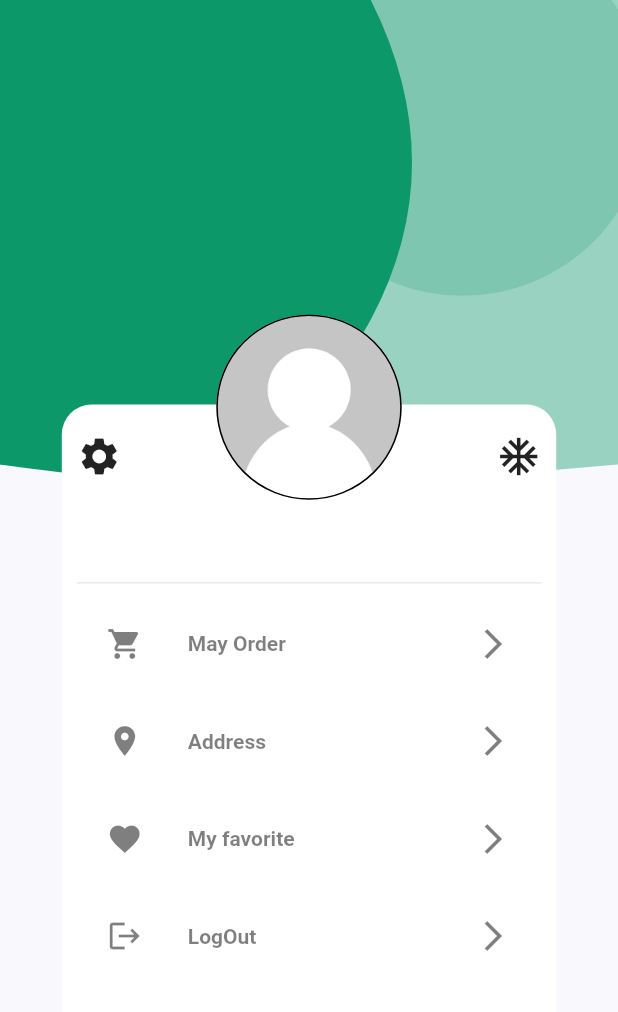
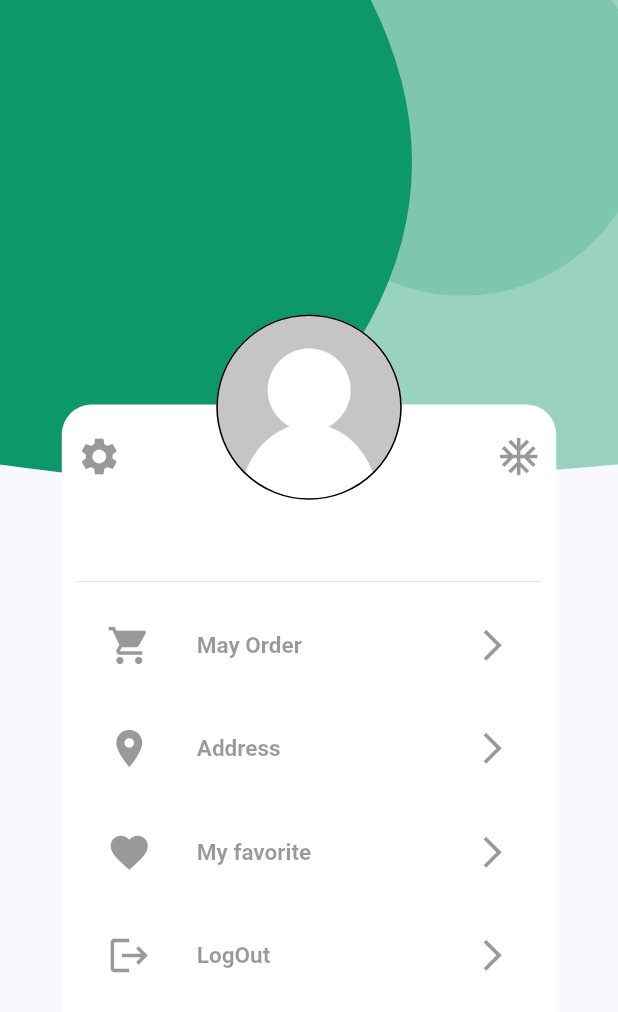
Before and after one commit to hemid32/e-commerce-phone-shope, a Flutter app: the Profile screen opened directly, on a phone screen of 412 x 824 dp. Shown: the top 1012 px of the screen. Run offline on Flutter 3.47's test engine with Material 2 defaults, Android fonts, the phone set to English and light mode, and no system bars; our stand-ins replace bloc, cloud_firestore, firebase_auth, firebase_core, flutter_bloc, flutter_svg and 5 more; accounts and stored records are empty; generated files the repository leaves out were written again; network calls fail; Roboto replaces fonts that are missing (Georgia).

Commit message:
creat dark mode

```diff
--- /dev/null
+++ b/lib/oitil/theme/theme.dart
@@ -0,0 +1,127 @@
+import 'package:flutter/material.dart';
+import 'package:phoneshop/oitil/storeageManage/storageManage.dart';
+
+import '../../constant.dart';
+
+
+ThemeData themeLigth = ThemeData(
+// Define the default brightness and colors.
+  primaryColor: kPrimaryColor,
+  scaffoldBackgroundColor: kBackgroundColor,
+  primarySwatch: Colors.blue,
+  brightness: Brightness.light,
+  cardColor: Colors.transparent ,
+  accentColor: Colors.white,
+
+  buttonColor: Colors.black.withOpacity(0.090) ,
+
+
+// Define the default font family.
+  fontFamily: 'Georgia',
+  iconTheme: IconThemeData(
+      color: Colors.black.withOpacity(0.4) ,
+      size: 30
+  ),
+  //primaryColorDark: Color(0xFFFF090A1F),
+
+
+// Define the default TextTheme. Use this to specify the default
+// text styling for headlines, titles, bodies of text, and more.
+  textTheme: TextTheme(
+    button: TextStyle(fontSize: 15 , fontWeight: FontWeight.bold , color: Colors.black.withOpacity(0.4)),
+    headline1: TextStyle(fontSize: 18.0, fontWeight: FontWeight.bold , color: Colors.black.withOpacity(0.6)),
+    headline6: TextStyle(fontSize: 36.0, fontStyle: FontStyle.italic),
+    bodyText2: TextStyle(fontSize: 14.0 , color: Colors.black.withOpacity(0.3)),
+    headline2:  TextStyle(fontSize: 20.0, fontWeight: FontWeight.bold , color: Colors.black.withOpacity(0.6)),
+
+  ),
+);
+ThemeData themeDark = ThemeData(
+// Define the default brightness and colors.
+  primaryColor: kPrimaryColor,
+  scaffoldBackgroundColor:  Color(0xFF1C1C28),
+  brightness: Brightness.dark,
+  //primaryColorDark: Color(0xFF1C1C28),
+  backgroundColor: Color(0xFF1C1C28),
+  accentColor: Color(0xFF28293D),
+
+  cardColor: Color(0xFF28293D) ,
+  buttonColor: Colors.white.withOpacity(0.090) ,
+
+
+
+
+  iconTheme: IconThemeData(
+    color: Colors.white ,
+    size: 30
+  ),
+
+  //primarySwatch: Colors.black,
+// Define the default font family.
+  fontFamily: 'Georgia',
+
+// Define the default TextTheme. Use this to specify the default
+// text styling for headlines, titles, bodies of text, and more.
+  textTheme: TextTheme(
+    button: TextStyle(fontSize: 15 , fontWeight: FontWeight.bold , color: Colors.white),
+    headline1: TextStyle(fontSize: 18.0, fontWeight: FontWeight.bold , color: Colors.white),
+    headline6: TextStyle(fontSize: 36.0, fontStyle: FontStyle.italic),
+    bodyText2: TextStyle(fontSize: 14.0 , color: Colors.white.withOpacity(0.3)),
+    headline2:  TextStyle(fontSize: 20.0, fontWeight: FontWeight.bold , color:  Colors.white),
+  ),
+);
+
+
+class ThemeManage  {
+  /*
+  final darkTheme = ThemeData(
+    primarySwatch: Colors.grey,
+    primaryColor: Colors.black,
+    brightness: Brightness.dark,
+    backgroundColor: const Color(0xFF212121),
+    accentColor: Colors.white,
+    accentIconTheme: IconThemeData(color: Colors.black),
+    dividerColor: Colors.black12,
+  );
+
+  final lightTheme = ThemeData(
+    primarySwatch: Colors.grey,
+    primaryColor: Colors.white,
+    brightness: Brightness.light,
+    backgroundColor: const Color(0xFFE5E5E5),
+    accentColor: Colors.black,
+    accentIconTheme: IconThemeData(color: Colors.white),
+    dividerColor: Colors.white54,
+  );
+
+   */
+
+  //ThemeData _themeData;
+  //ThemeData getTheme() => _themeData;
+  /*
+  ThemeNotifier() {
+    StorageManager.readData('themeMode').then((value) {
+      print('value read from storage: ' + value.toString());
+      var themeMode = value ?? 'light';
+      if (themeMode == 'light') {
+        _themeData = themeLigth;
+      } else {
+        print('setting dark theme');
+        _themeData = themeDark;
+      }
+      notifyListeners();
+    });
+  }
+
+   */
+
+  void setDarkMode() async {
+    //_themeData = themeLigth;
+    StorageManager.saveData('themeMode', 'dark');
+  }
+
+  void setLightMode() async {
+    //_themeData = themeDark;
+    StorageManager.saveData('themeMode', 'light');
+  }
+}
--- a/lib/screens/homescreen/componants/costom_listTile.dart
+++ b/lib/screens/homescreen/componants/costom_listTile.dart
@@ -13,18 +13,19 @@ class CostomListTile extends StatelessWidget {
     return GestureDetector(
       onTap: onTap,
       child: Container(
-        margin: EdgeInsets.symmetric(horizontal:  20),
+        margin: EdgeInsets.symmetric(horizontal:  20 , vertical: 2),
         height:  65,
         width:  double.infinity,
+        decoration: BoxDecoration(
+          color: Theme.of(context).cardColor
+        ),
         child: Row(
           children: [
-            Icon(icon , color: Colors.black.withOpacity(0.5), ) ,
+            Icon(icon ,  color:  Theme.of(context).iconTheme.color, ) ,
             SizedBox(width: 30,) ,
-            Text('$title ' , style: Theme.of(context).textTheme.button.copyWith(
-                color: Colors.black.withOpacity(0.5)
-            ),) ,
+            Text('$title ' , style: Theme.of(context).textTheme.button,) ,
             Spacer() ,
-            Icon(Icons.arrow_forward_ios , color: Colors.black.withOpacity(0.5),)
+            Icon(Icons.arrow_forward_ios , color:  Theme.of(context).iconTheme.color, size: 25,)
 
           ],
         ),
--- a/lib/screens/homescreen/componants/item_cards_phones.dart
+++ b/lib/screens/homescreen/componants/item_cards_phones.dart
@@ -100,7 +100,7 @@ class CardPhoneItems extends StatelessWidget {
             width:  size.width /  2 -10 ,
             height:  310 ,
             decoration:  BoxDecoration(
-              color:  Colors.white ,
+              color:  Theme.of(context).accentColor ,
               borderRadius: BorderRadius.circular(20) ,
 
             ),
@@ -176,10 +176,8 @@ class CardPhoneItems extends StatelessWidget {
                               text:  '$title\n ' , style:  Theme.of(context).textTheme.button
                           ) ,
                           TextSpan(
-                              text: '$descreption ' , style: Theme.of(context).textTheme.button.copyWith(
-                            color: Colors.black.withOpacity(0.23) ,
+                              text:  descreption.length < 15 ?'$descreption' : '${descreption.substring(0,15)} ...' , style: Theme.of(context).textTheme.button
 
-                          )
                           ) ,
                         ]
                     )) ,
--- a/lib/screens/homescreen/componants/itemsMenu.dart
+++ b/lib/screens/homescreen/componants/itemsMenu.dart
@@ -95,7 +95,7 @@ class ItemMenu extends StatelessWidget {
               style: Theme.of(context)
                   .textTheme
                   .button
-                  .copyWith(color: Colors.black.withOpacity(0.5)))
+                 )
         ],
       ),
     );
--- a/lib/screens/homescreen/componants/search_and_icon_menu.dart
+++ b/lib/screens/homescreen/componants/search_and_icon_menu.dart
@@ -22,7 +22,7 @@ class SearchAndIconMenu extends StatelessWidget {
             height: 40,
             width: size.width * 0.75,
             decoration: BoxDecoration(
-                color: Colors.black.withOpacity(0.090),
+                color:  Theme.of(context).buttonColor,// Colors.black.withOpacity(0.090),
                 borderRadius: BorderRadius.circular(20)),
             child: Row(
               children: [
@@ -30,7 +30,7 @@ class SearchAndIconMenu extends StatelessWidget {
                   'assets/icons/search.svg',width: 40,
                 ),
                 SizedBox(width: 5,) ,
-                Text('Search' , style: Theme.of(context).textTheme.button.copyWith(color: Colors.black.withOpacity(0.3)),) ,
+                Text('Search' , style: Theme.of(context).textTheme.bodyText2,) ,
               ],
             ),
           ),
--- a/pubspec.yaml
+++ b/pubspec.yaml
@@ -42,6 +42,8 @@ dependencies:
   cloud_firestore:
   uuid: ^3.0.4
   shimmer: ^2.0.0
+  shared_preferences: ^2.0.6
+
 
 
 
```
Also changed, not shown: lib/bloc/theme/bloc.dart (added, +23 -0 lines), lib/bloc/theme/event.dart (added, +77 -0 lines), lib/main.dart (+26 -18 lines), lib/oitil/storeageManage/storageManage.dart (added, +27 -0 lines), lib/screens/homescreen/componants/costom_list_tile_switch.dart (+6 -5 lines), lib/screens/homescreen/widgeets/setting_app.dart (+16 -5 lines), pubspec.lock.
